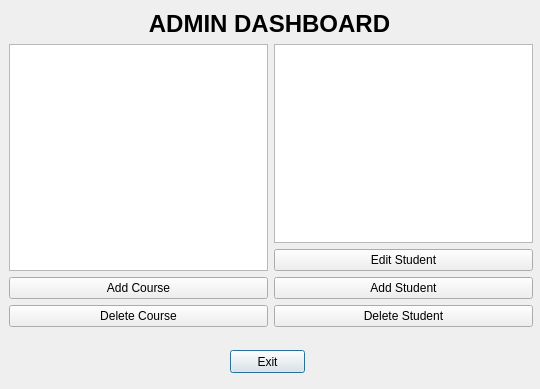
suhaibchaudhry/lms_project, file admin_dashboard.ui: the form before one commit.
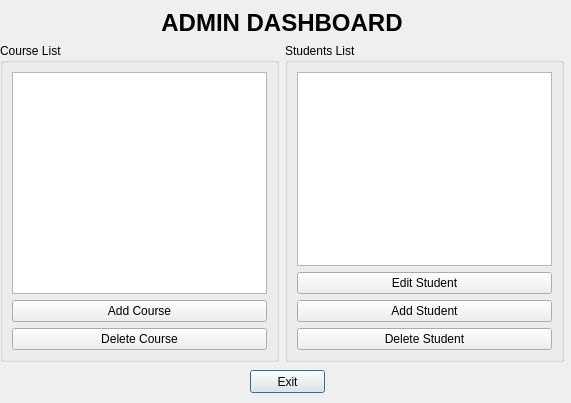
The form after the commit.

Commit message: adjusted look of admin dashboard to include groups

```diff
--- a/admin_dashboard.ui
+++ b/admin_dashboard.ui
@@ -6,22 +6,38 @@
    <rect>
     <x>0</x>
     <y>0</y>
-    <width>540</width>
-    <height>389</height>
+    <width>571</width>
+    <height>403</height>
    </rect>
   </property>
   <property name="windowTitle">
    <string>Admin Dashboard</string>
   </property>
-  <widget class="QLabel" name="label">
+  <widget class="QPushButton" name="pushButton">
    <property name="geometry">
     <rect>
-     <x>9</x>
+     <x>250</x>
+     <y>370</y>
+     <width>75</width>
+     <height>23</height>
+    </rect>
+   </property>
+   <property name="text">
+    <string>Exit</string>
+   </property>
+  </widget>
+  <widget class="QWidget" name="">
+   <property name="geometry">
+    <rect>
+     <x>0</x>
      <y>9</y>
-     <width>521</width>
-     <height>29</height>
+     <width>564</width>
+     <height>353</height>
     </rect>
    </property>
+   <layout class="QVBoxLayout" name="verticalLayout_4">
+    <item>
+     <widget class="QLabel" name="label">
    <property name="font">
     <font>
      <pointsize>18</pointsize>
@@ -36,30 +52,14 @@
     <set>Qt::AlignCenter</set>
    </property>
   </widget>
-  <widget class="QPushButton" name="pushButton">
-   <property name="geometry">
-    <rect>
-     <x>230</x>
-     <y>350</y>
-     <width>75</width>
-     <height>23</height>
-    </rect>
-   </property>
-   <property name="text">
-    <string>Exit</string>
-   </property>
-  </widget>
-  <widget class="QWidget" name="layoutWidget">
-   <property name="geometry">
-    <rect>
-     <x>9</x>
-     <y>44</y>
-     <width>524</width>
-     <height>283</height>
-    </rect>
-   </property>
+    </item>
+    <item>
    <layout class="QHBoxLayout" name="horizontalLayout">
     <item>
+       <widget class="QGroupBox" name="groupBox">
+        <property name="title">
+         <string>Course List</string>
+        </property>
      <layout class="QVBoxLayout" name="verticalLayout">
       <item>
        <widget class="QListView" name="activeCourses"/>
@@ -79,7 +79,14 @@
        </widget>
       </item>
      </layout>
-    </item>
+       </widget>
+      </item>
+      <item>
+       <widget class="QGroupBox" name="groupBox_2">
+        <property name="title">
+         <string>Students List</string>
+        </property>
+        <layout class="QVBoxLayout" name="verticalLayout_3">
     <item>
      <layout class="QVBoxLayout" name="verticalLayout_2">
       <item>
@@ -104,6 +111,11 @@
         <property name="text">
          <string>Delete Student</string>
         </property>
+            </widget>
+           </item>
+          </layout>
+         </item>
+        </layout>
        </widget>
       </item>
      </layout>
```
Lines whose indentation alone changed are shown as unchanged.
